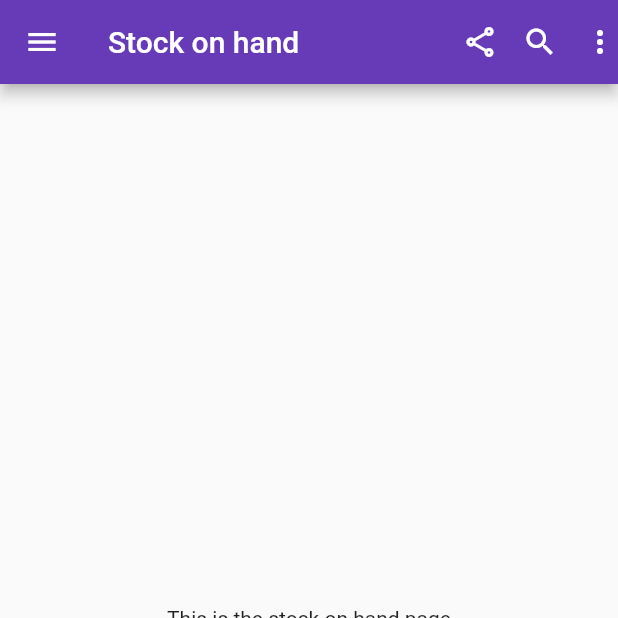
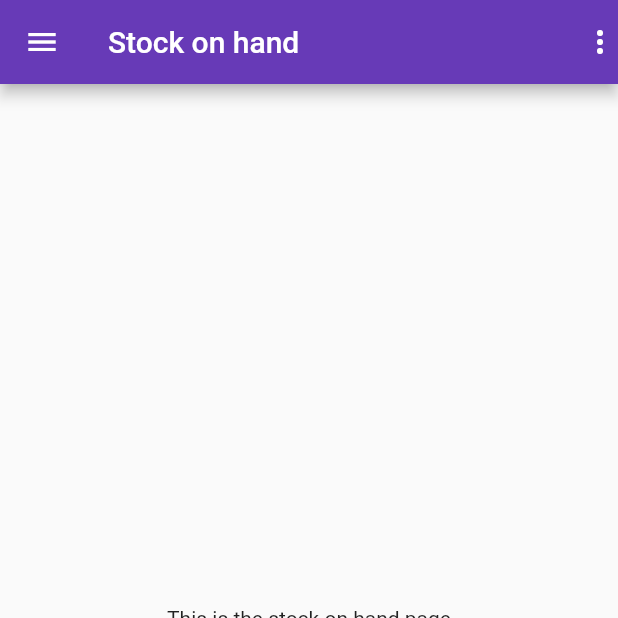
Before and after one commit to mkawa125/salesApp, a Flutter app: the screen it shows after launch, item 2 of the bottom bar chosen, on a phone screen of 412 x 824 dp, the top half of it. Run offline on Flutter 3.47's test engine with Material 2 defaults, Android fonts, the phone set to English and light mode, and no system bars.

Commit message:
Remove search icons

```diff
--- a/lib/HomePages/evaluation.dart
+++ b/lib/HomePages/evaluation.dart
@@ -14,10 +14,9 @@ class _EvaluationPageState extends State<EvaluationPage> {
       appBar: AppBar(
         title: Text('Evaluation'),
         actions: [
-          Icon(Icons.share_outlined),
           Padding(
               padding: EdgeInsets.symmetric(horizontal: 16),
-              child: Icon(Icons.search)),
+          ),
           Icon(Icons.more_vert),
         ],
         backgroundColor: Colors.deepPurple,
--- a/lib/HomePages/stock_on_hand.dart
+++ b/lib/HomePages/stock_on_hand.dart
@@ -9,10 +9,9 @@ class StockOnHand extends StatelessWidget {
       appBar: AppBar(
         title: Text('Stock on hand'),
         actions: [
-          Icon(Icons.share_outlined),
           Padding(
               padding: EdgeInsets.symmetric(horizontal: 16),
-              child: Icon(Icons.search)),
+          ),
           Icon(Icons.more_vert),
         ],
         backgroundColor: Colors.deepPurple,
--- a/lib/HomePages/tickets.dart
+++ b/lib/HomePages/tickets.dart
@@ -14,10 +14,9 @@ class _TicketsPageState extends State<TicketsPage> {
       appBar: AppBar(
         title: Text('Tickets'),
         actions: [
-          Icon(Icons.share_outlined),
           Padding(
               padding: EdgeInsets.symmetric(horizontal: 16),
-              child: Icon(Icons.search)),
+          ),
           Icon(Icons.more_vert),
         ],
         backgroundColor: Colors.deepPurple,
--- a/lib/HomePages/trips.dart
+++ b/lib/HomePages/trips.dart
@@ -14,10 +14,9 @@ class _TripsPageState extends State<TripsPage> {
       appBar: AppBar(
         title: Text('Trips'),
         actions: [
-          Icon(Icons.share_outlined),
           Padding(
               padding: EdgeInsets.symmetric(horizontal: 16),
-              child: Icon(Icons.search)),
+          ),
           Icon(Icons.more_vert),
         ],
         backgroundColor: Colors.deepPurple,
```
